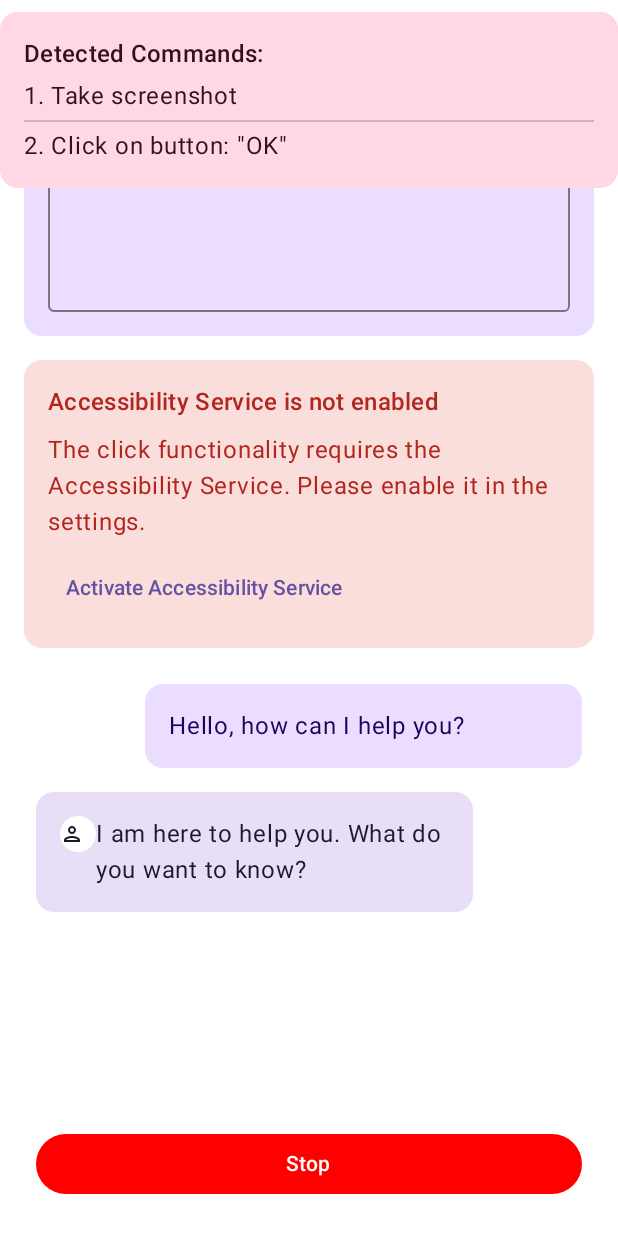
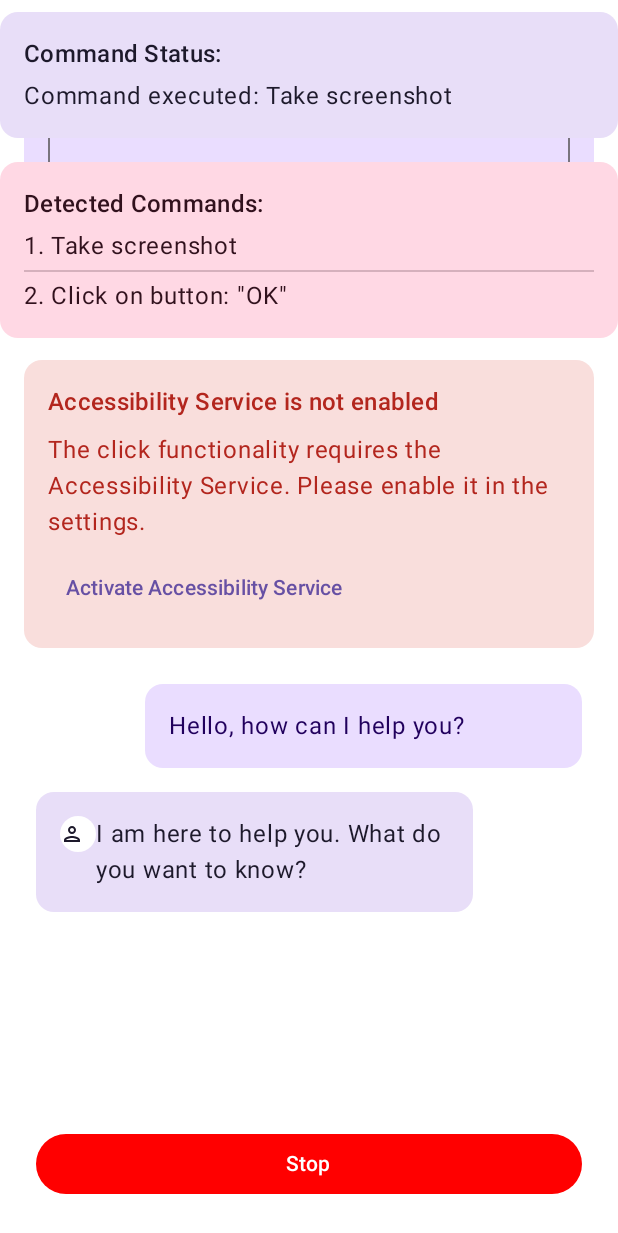
Before and after one commit to Android-PowerUser/Test, an Android app built with Jetpack Compose: the @Preview function PhotoReasoningScreenPreviewWithContent, on a phone screen of 412 x 824 dp. Shown: the top 1233 px of the screen. Run offline under Robolectric (Android 15) with nearby library versions, the phone set to English and light mode, and no system bars; pictures from the network do not load.

Commit message:
Fix: Wrap status cards in a dedicated Column
To address Z-axis overlapping of "Command Status" and "Detected Commands"
cards, this commit wraps them (and their visibility conditions) in their
own dedicated `Column`. This new `Column` is a child of the main screen
`Column` in `PhotoReasoningScreen.kt`.

This change aims to ensure that these two cards are laid out sequentially
relative to each other. I will conduct further testing to determine if this group
is positioned correctly on the screen and if it still overlaps other
UI elements.

```diff
--- a/app/src/main/kotlin/com/google/ai/sample/feature/multimodal/PhotoReasoningScreen.kt
+++ b/app/src/main/kotlin/com/google/ai/sample/feature/multimodal/PhotoReasoningScreen.kt
@@ -400,8 +400,13 @@ fun PhotoReasoningScreen(
             }
         }
 
+        // 5 & 6. Status and Commands Cards Column
+        Column(modifier = Modifier.fillMaxWidth()) { // This new Column wraps the two cards
             if (commandExecutionStatus.isNotEmpty()) {
-            Card(modifier = Modifier.fillMaxWidth().padding(vertical = 8.dp).wrapContentHeight(), colors = CardDefaults.cardColors(containerColor = MaterialTheme.colorScheme.secondaryContainer)) {
+                Card(
+                    modifier = Modifier.fillMaxWidth().padding(vertical = 8.dp).wrapContentHeight(),
+                    colors = CardDefaults.cardColors(containerColor = MaterialTheme.colorScheme.secondaryContainer)
+                ) {
                     Column(modifier = Modifier.padding(16.dp)) {
                         Text("Command Status:", style = MaterialTheme.typography.titleMedium)
                         Spacer(Modifier.height(4.dp))
@@ -410,7 +415,10 @@ fun PhotoReasoningScreen(
                 }
             }
             if (detectedCommands.isNotEmpty()) {
-            Card(modifier = Modifier.fillMaxWidth().padding(vertical = 8.dp).wrapContentHeight(), colors = CardDefaults.cardColors(containerColor = MaterialTheme.colorScheme.tertiaryContainer)) {
+                Card(
+                    modifier = Modifier.fillMaxWidth().padding(vertical = 8.dp).wrapContentHeight(),
+                    colors = CardDefaults.cardColors(containerColor = MaterialTheme.colorScheme.tertiaryContainer)
+                ) {
                     Column(modifier = Modifier.padding(16.dp)) {
                         Text("Detected Commands:", style = MaterialTheme.typography.titleMedium)
                         Spacer(Modifier.height(4.dp))
@@ -423,6 +431,7 @@ fun PhotoReasoningScreen(
                             }
                             Text("${index + 1}. $commandText", color = MaterialTheme.colorScheme.onTertiaryContainer)
                             if (index < detectedCommands.size - 1) Divider(Modifier.padding(vertical = 4.dp), color = MaterialTheme.colorScheme.onTertiaryContainer.copy(alpha = 0.2f))
+                        }
                     }
                 }
             }
```
Lines whose indentation alone changed are shown as unchanged.
